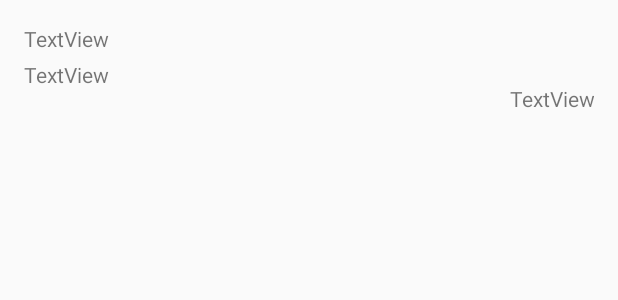
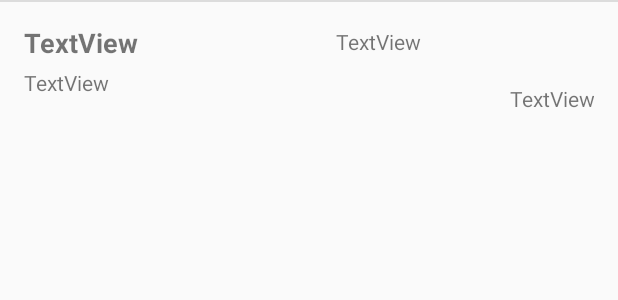
Before and after one commit to jantonio-ordonez14/APP_Ventas, an Android app: the layout estructure_lv_products.xml on its own in the app's theme, with its tools: preview values and no code run, on a phone screen of 412 x 824 dp. Shown: the top 300 px of the screen. Run offline under Robolectric (Android 15) with nearby library versions, the phone set to English and light mode, and no system bars.

Commit message:
importar productos solucionado
arreglado listview fragment productos

```diff
--- a/APP_Ventas/app/src/main/java/com/example/esmail/app_ventas/adapters/RecyclerViewAdapter.java
+++ b/APP_Ventas/app/src/main/java/com/example/esmail/app_ventas/adapters/RecyclerViewAdapterCustomers.java
@@ -12,14 +12,14 @@ import com.example.esmail.app_ventas.modelos.Cliente;
 
 import java.util.List;
 
-public class RecyclerViewAdapter
+public class RecyclerViewAdapterCustomers
         extends RecyclerView.Adapter
-        <RecyclerViewAdapter.ListItemViewHolder> {
+        <RecyclerViewAdapterCustomers.ListItemViewHolder> {
 
     private List<Cliente> items;
     private SparseBooleanArray selectedItems;
 
-    public RecyclerViewAdapter(List<Cliente> modelData) {
+    public RecyclerViewAdapterCustomers(List<Cliente> modelData) {
         if (modelData == null) {
             throw new IllegalArgumentException("modelData must not be null");
         }
--- a/APP_Ventas/app/src/main/java/com/example/esmail/app_ventas/sqlite/DataBasesSales.java
+++ b/APP_Ventas/app/src/main/java/com/example/esmail/app_ventas/sqlite/DataBasesSales.java
@@ -7,7 +7,7 @@ import android.os.Build;
 import android.provider.BaseColumns;
 
 public class DataBasesSales extends SQLiteOpenHelper{
-    private static final String NOMBRE_BASE_DATOS = "db_sales8.db";
+    private static final String NOMBRE_BASE_DATOS = "db_sales9.db";
 
     private static final int VERSION_ACTUAL = 1;
 
--- a/APP_Ventas/app/src/main/res/layout/estructure_lv_products.xml
+++ b/APP_Ventas/app/src/main/res/layout/estructure_lv_products.xml
@@ -1,27 +1,25 @@
 <?xml version="1.0" encoding="utf-8"?>
-<android.support.constraint.ConstraintLayout
-    xmlns:android="http://schemas.android.com/apk/res/android"
+<android.support.constraint.ConstraintLayout xmlns:android="http://schemas.android.com/apk/res/android"
     xmlns:app="http://schemas.android.com/apk/res-auto"
     xmlns:tools="http://schemas.android.com/tools"
     android:layout_width="match_parent"
-    android:layout_height="match_parent">
+    android:layout_height="wrap_content">
 
     <TextView
         android:id="@+id/txt_cod_barras"
         android:layout_width="wrap_content"
         android:layout_height="wrap_content"
-        android:layout_marginEnd="8dp"
         android:layout_marginStart="16dp"
         android:layout_marginTop="16dp"
         android:gravity="left"
         android:text="TextView"
-        app:layout_constraintEnd_toEndOf="parent"
-        app:layout_constraintHorizontal_bias="0.0"
+        android:textSize="18sp"
+        android:textStyle="bold"
         app:layout_constraintStart_toStartOf="parent"
         app:layout_constraintTop_toTopOf="parent" />
 
     <TextView
-        android:id="@+id/txt_descripcion"
+        android:id="@+id/txt_cantidad"
         android:layout_width="wrap_content"
         android:layout_height="wrap_content"
         android:layout_marginEnd="16dp"
@@ -35,16 +33,38 @@
         app:layout_constraintTop_toTopOf="parent" />
 
     <TextView
-        android:id="@+id/txt_cantidad"
+        android:id="@+id/txt_descripcion"
         android:layout_width="wrap_content"
         android:layout_height="wrap_content"
         android:layout_marginEnd="8dp"
         android:layout_marginStart="16dp"
-        android:layout_marginTop="40dp"
+        android:layout_marginTop="45dp"
         android:gravity="left"
         android:text="TextView"
         app:layout_constraintEnd_toEndOf="parent"
         app:layout_constraintHorizontal_bias="0.0"
         app:layout_constraintStart_toStartOf="parent"
         app:layout_constraintTop_toTopOf="parent" />
+
+    <TextView
+        android:id="@+id/txt_cod_erp"
+        android:layout_width="wrap_content"
+        android:layout_height="wrap_content"
+        android:layout_marginEnd="8dp"
+        android:layout_marginStart="8dp"
+        android:layout_marginTop="18dp"
+        android:gravity="left"
+        android:text="TextView"
+        app:layout_constraintEnd_toEndOf="parent"
+        app:layout_constraintStart_toEndOf="@+id/txt_cod_barras"
+        app:layout_constraintTop_toTopOf="parent" />
+
+    <View
+        android:id="@+id/divider2"
+        android:layout_width="match_parent"
+        android:layout_height="1dp"
+        android:background="?android:attr/listDivider"
+        app:layout_constraintEnd_toEndOf="parent"
+        app:layout_constraintStart_toStartOf="parent"
+        tools:layout_editor_absoluteY="75dp" />
 </android.support.constraint.ConstraintLayout>
--- a/APP_Ventas/app/src/main/res/layout/fragment_products_import.xml
+++ b/APP_Ventas/app/src/main/res/layout/fragment_products_import.xml
@@ -7,8 +7,8 @@
 
     <!-- TODO: Update blank fragment layout -->
 
-    <ListView
-        android:id="@+id/lv_products_import"
+    <android.support.v7.widget.RecyclerView
+        android:id="@+id/recyclerview_products"
         android:layout_width="match_parent"
         android:layout_height="match_parent" />
 </FrameLayout>
```
Also changed, not shown: APP_Ventas/app/src/main/java/com/example/esmail/app_ventas/adapters/RecyclerViewAdapterProducts.java (added, +69 -0 lines), APP_Ventas/app/src/main/java/com/example/esmail/app_ventas/fragments/CustomersImportFragment.java (+7 -14 lines), APP_Ventas/app/src/main/java/com/example/esmail/app_ventas/fragments/ProductsImportFragment.java (+26 -18 lines).
